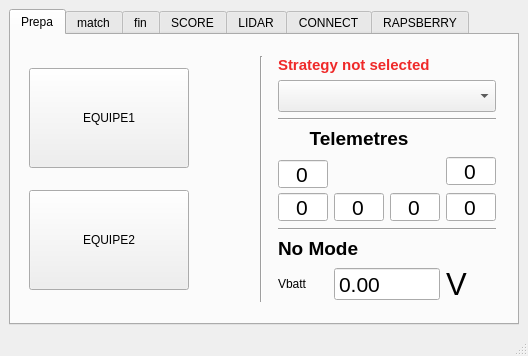
Old version of the form PluginModules/Ecran/ihm_Ecran.ui in the repository CRLG/LABOTBOX.
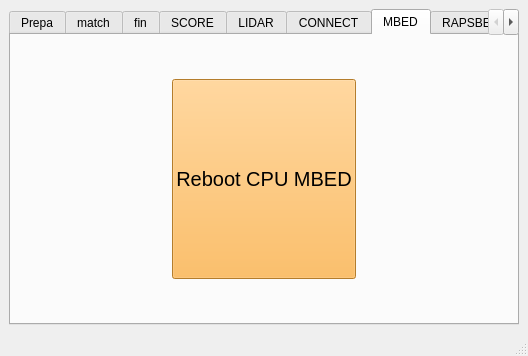
New version of the form. The open tabs and pages were chosen to show the change. Custom widgets are drawn as their Qt base class.

Commit message: https://github.com/CRLG/GROSBOT_MBED/issues/29 Ajout de la possibilite de reset MBED depuis le module Ecran

What changed in the file:
```diff
--- a/PluginModules/Ecran/ihm_Ecran.ui
+++ b/PluginModules/Ecran/ihm_Ecran.ui
@@ -926,6 +926,62 @@
         </property>
        </widget>
       </widget>
+      <widget class="QWidget" name="tab_mbed">
+       <attribute name="title">
+        <string>MBED</string>
+       </attribute>
+       <layout class="QGridLayout" name="gridLayout_9">
+        <item row="0" column="0">
+         <spacer name="horizontalSpacer_3">
+          <property name="orientation">
+           <enum>Qt::Horizontal</enum>
+          </property>
+          <property name="sizeHint" stdset="0">
+           <size>
+            <width>40</width>
+            <height>20</height>
+           </size>
+          </property>
+         </spacer>
+        </item>
+        <item row="0" column="1">
+         <widget class="QPushButton" name="CPU_MBED_Reboot">
+          <property name="minimumSize">
+           <size>
+            <width>0</width>
+            <height>200</height>
+           </size>
+          </property>
+          <property name="font">
+           <font>
+            <pointsize>15</pointsize>
+            <weight>50</weight>
+            <bold>false</bold>
+           </font>
+          </property>
+          <property name="styleSheet">
+           <string notr="true">background-color: rgb(252, 175, 62);</string>
+          </property>
+          <property name="text">
+           <string>Reboot CPU MBED</string>
+          </property>
+         </widget>
+        </item>
+        <item row="0" column="2">
+         <spacer name="horizontalSpacer_4">
+          <property name="orientation">
+           <enum>Qt::Horizontal</enum>
+          </property>
+          <property name="sizeHint" stdset="0">
+           <size>
+            <width>40</width>
+            <height>20</height>
+           </size>
+          </property>
+         </spacer>
+        </item>
+       </layout>
+      </widget>
       <widget class="QWidget" name="tab_5">
        <attribute name="title">
         <string>RAPSBERRY</string>
```
The commit also changes 4 other files.
